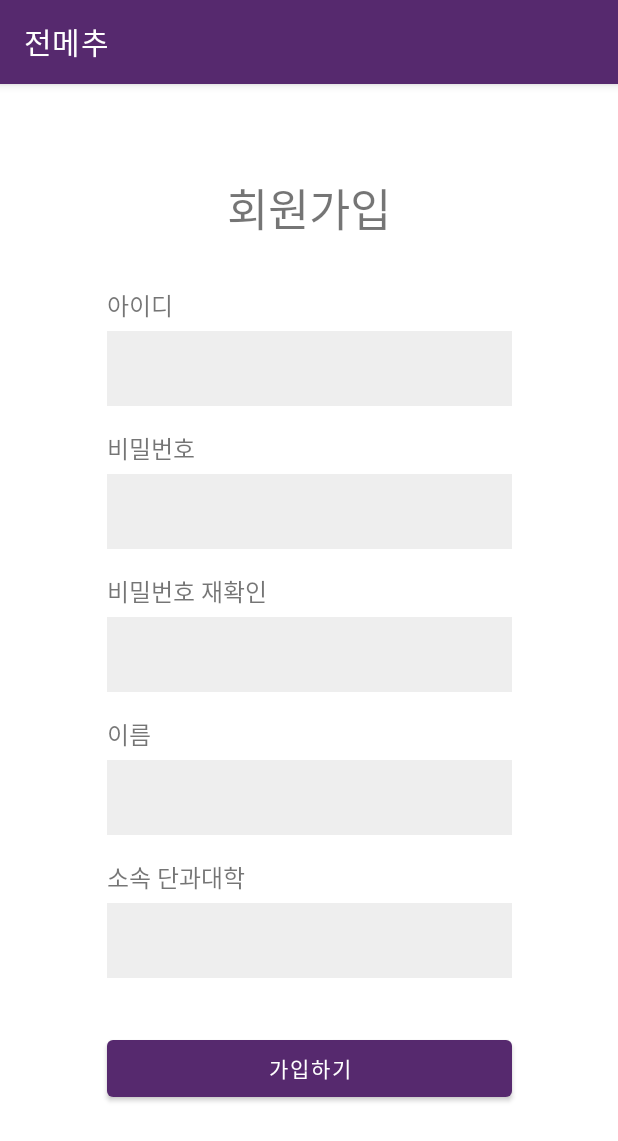
After one commit to KimWool/JBNU-Menu-Recommend, an Android app: the RegisterActivity screen opened directly, with no data from a screen before it, on a phone screen of 412 x 824 dp. The commit adds this screen. Shown: the top 1141 px of the screen. Run offline under Robolectric (Android 15) with nearby library versions, the phone set to English and light mode, and no system bars.

Commit message:
RegisterActivity 복구

```diff
--- /dev/null
+++ b/app/src/main/java/com/sogong/jbnu_menu_recommend/RegisterActivity.kt
@@ -0,0 +1,11 @@
+package com.sogong.jbnu_menu_recommend
+
+import androidx.appcompat.app.AppCompatActivity
+import android.os.Bundle
+
+class RegisterActivity : AppCompatActivity() {
+    override fun onCreate(savedInstanceState: Bundle?) {
+        super.onCreate(savedInstanceState)
+        setContentView(R.layout.activity_register)
+    }
+}
--- a/app/src/main/res/layout/activity_register.xml
+++ b/app/src/main/res/layout/activity_register.xml
@@ -7,7 +7,6 @@
     tools:context=".RegisterActivity">
 
     <TextView
-        android:id="@+id/Register"
         android:layout_width="wrap_content"
         android:layout_height="wrap_content"
         android:layout_marginTop="60dp"
@@ -15,7 +14,8 @@
         android:textSize="30sp"
         app:layout_constraintEnd_toEndOf="parent"
         app:layout_constraintStart_toStartOf="parent"
-        app:layout_constraintTop_toTopOf="parent" />
+        app:layout_constraintTop_toTopOf="parent"
+        android:id="@+id/Register" />
 
     <TextView
         android:id="@+id/text_id"
@@ -103,7 +103,7 @@
         app:layout_constraintStart_toStartOf="parent"
         app:layout_constraintTop_toBottomOf="@+id/text_password"
         android:autofillHints=""
-        tools:ignore="LabelFor" />
+        tools:ignore="LabelFor,TextFields" />
 
     <EditText
         android:id="@+id/register_password_check"
@@ -117,7 +117,7 @@
         app:layout_constraintStart_toStartOf="parent"
         app:layout_constraintTop_toBottomOf="@+id/text_password_check"
         android:autofillHints=""
-        tools:ignore="LabelFor" />
+        tools:ignore="LabelFor,TextFields" />
 
     <EditText
         android:id="@+id/register_name"
```
